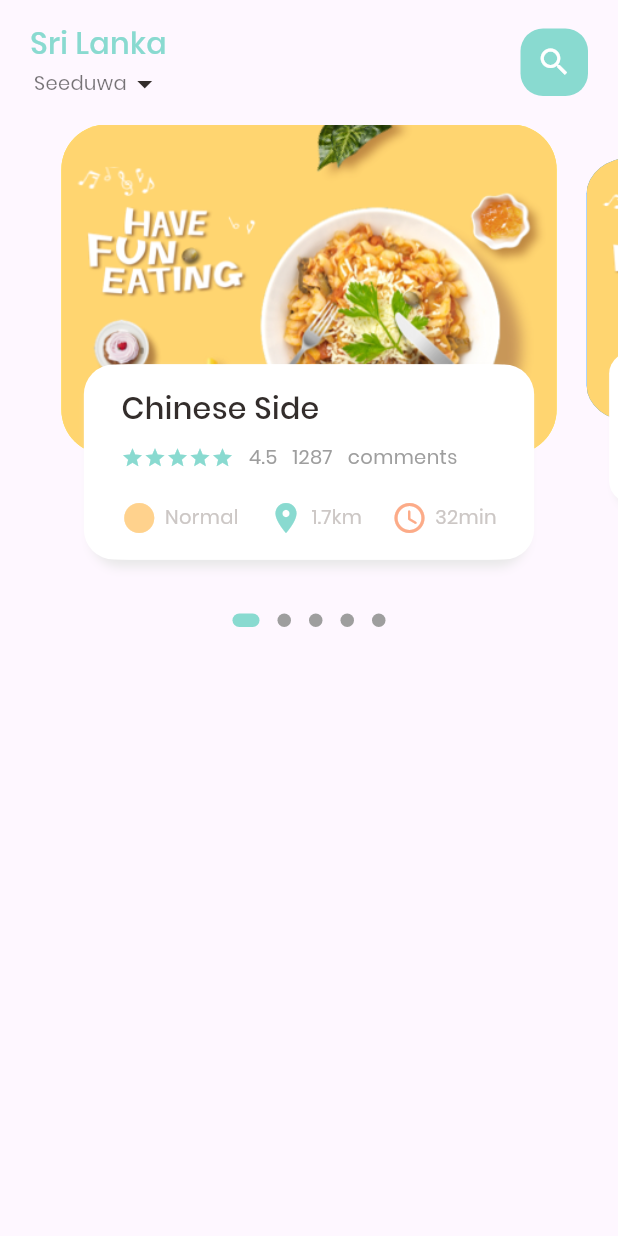
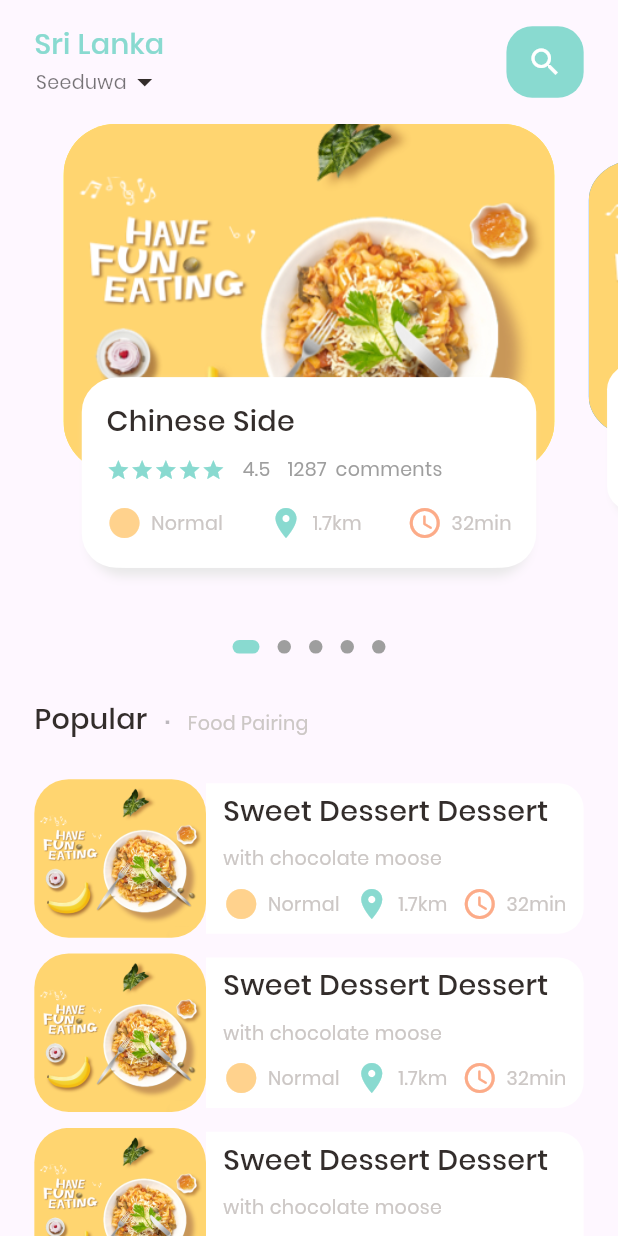
Before and after one commit to Samindu-Denuwan/yummy-Flutter-App, a Flutter app: the screen it shows after launch, on a phone screen of 412 x 824 dp. Run offline on Flutter 3.47's test engine with Material 2 defaults, Android fonts, the phone set to English and light mode, and no system bars; drawn by our look-alikes of dots_indicator; our stand-ins replace flutter_screenutil, get.

Commit message:
Home Page Completed. Add List View Popular Items

```diff
--- a/lib/home/food_page_body.dart
+++ b/lib/home/food_page_body.dart
@@ -1,10 +1,13 @@
+
 import 'package:flutter/material.dart';
+import 'package:flutter_screenutil/flutter_screenutil.dart';
 import 'package:yummy/utils/colors.dart';
 import 'package:yummy/widgets/big_text.dart';
 import 'package:yummy/widgets/icon_and_text-widget.dart';
 import 'package:yummy/widgets/small_text.dart';
 import 'package:dots_indicator/dots_indicator.dart';
 
+import '../utils/dimensions.dart';
 class FoodPageBody extends StatefulWidget {
   const FoodPageBody({Key? key}) : super(key: key);
 
@@ -13,12 +16,10 @@ class FoodPageBody extends StatefulWidget {
 }
 
 class _FoodPageBodyState extends State<FoodPageBody> {
-  PageController pageController = PageController(
-      viewportFraction: 0.85
-  );
+  PageController pageController = PageController(viewportFraction: 0.85);
   var _currPageValue = 0.0;
   double _scaleFactor = 0.8;
-  double _height = 220;
+  double _height = 220.h;
 
   @override
   void initState() {
@@ -39,49 +40,149 @@ class _FoodPageBodyState extends State<FoodPageBody> {
   Widget build(BuildContext context) {
     return Column(
       children: [
+        //Slider Section
         Container(
-          height: 320,
+          height: 320.h,
           child: PageView.builder(
             controller: pageController,
             itemCount: 5,
             itemBuilder: (context, position) {
               return _buildPageItem(position);
-            },),
+            },
           ),
+        ),
+        //Dots Indicator
         DotsIndicator(
           dotsCount: 5,
           position: _currPageValue.round(),
           decorator: DotsDecorator(
             size: const Size.square(9.0),
             activeSize: const Size(18.0, 9.0),
-    activeShape: RoundedRectangleBorder(borderRadius: BorderRadius.circular(5.0)),
+            activeShape: RoundedRectangleBorder(
+                borderRadius: BorderRadius.circular(5.0)),
             activeColor: AppColors.mainColor,
           ),
-    )
+        ),
+        SizedBox(height: 20.h),
+        //Popular Text
+        Container(
+          margin: EdgeInsets.only(left: 20.w),
+          child: Row(
+            crossAxisAlignment: CrossAxisAlignment.end,
+           children: [
+             BigText(text: "Popular"),
+             SizedBox(width: 10.w,),
+            Container(
+              margin: EdgeInsets.only(bottom: 3.h),
+              child: BigText(text: ".", color: Colors.black26,),
+            ),
+             SizedBox(width: 10.w,),
+             Container(
+               margin: EdgeInsets.only(bottom: 3.h),
+               child: SmallText(text: "Food Pairing"),
+             ),
+           ],
+          ),
+        ),
+        SizedBox(height: 20.h),
+        //Popular List
+        ListView.builder(
+          physics:  NeverScrollableScrollPhysics(),
+          shrinkWrap: true,
+          itemCount: 10,
+          itemBuilder: (context, index) {
+            return Container(
+              margin: EdgeInsets.symmetric(horizontal: 20.w, vertical: 5.h),
+              child: Row(
+                children: [
+                  //image Container
+                  Container(
+                    width:100.w,
+                    height:100.h,
+                    decoration: BoxDecoration(
+                        image: const DecorationImage(
+                          fit: BoxFit.cover,
+                            image: AssetImage("assets/image/food0.png")),
+                        borderRadius: BorderRadius.circular(20.w),
+                        color: Colors.white38
+                    ),
+                  ),
+                  //Text Container
+                  Expanded(
+                    child: Container(
+                      height: 95.h,
+                      decoration: BoxDecoration(
+                        borderRadius: BorderRadius.only(
+                            topRight: Radius.circular(15.w),
+                            bottomRight: Radius.circular(15.w)),
+                        color: Colors.white,
+
+
+                      ),
+                      child: Padding(
+                          padding: EdgeInsets.only(left: 10.w, right: 10.w, top: 5.h, bottom: 5.h),
+                          child: Column(
+                            crossAxisAlignment: CrossAxisAlignment.start,
+                            children: [
+                              BigText(text: "Sweet Dessert Dessert"),
+                              SizedBox(height: 10.h,),
+                              SmallText(text: "with chocolate moose"),
+                              SizedBox(height: 10.h,),
+                              const Row(
+                                mainAxisAlignment: MainAxisAlignment.spaceBetween,
+                                children: [
+                                  IconAndTextWidget(
+                                      text: "Normal",
+                                      icon: Icons.circle_sharp,
+                                      iconColor: AppColors.iconColor1),
+                                  IconAndTextWidget(
+                                      text: "1.7km",
+                                      icon: Icons.location_on,
+                                      iconColor: AppColors.mainColor),
+                                  IconAndTextWidget(
+                                      text: "32min",
+                                      icon: Icons.access_time_rounded,
+                                      iconColor: AppColors.iconColor2),
+                                ],
+                              ),
+
+                            ],
+                          ),
+                      ),
+                    ),
+                  ),
+
+                ],
+              ),
+            );
+          },),
       ],
     );
   }
 
-
   Widget _buildPageItem(int index) {
     Matrix4 matrix = Matrix4.identity();
-    if(index == _currPageValue.floor()){
-      var currScale = 1-(_currPageValue-index)*(1-_scaleFactor);
-      var currTrans  = _height*(1-currScale)/2;
-      matrix = Matrix4.diagonal3Values(1, currScale, 1)..setTranslationRaw(0, currTrans, 0);
-    }else if(index == _currPageValue.floor()+1){
-      var currScale = _scaleFactor+(_currPageValue-index+1)*(1-_scaleFactor);
-      var currTrans  = _height*(1-currScale)/2;
-      matrix = Matrix4.diagonal3Values(1, currScale, 1)..setTranslationRaw(0, currTrans, 0);
-
-    }else if(index == _currPageValue.floor()-1){
-      var currScale = 1-(_currPageValue-index)*(1-_scaleFactor);
-      var currTrans  = _height*(1-currScale)/2;
-      matrix = Matrix4.diagonal3Values(1, currScale, 1)..setTranslationRaw(0, currTrans, 0);
-    }else{
+    if (index == _currPageValue.floor()) {
+      var currScale = 1 - (_currPageValue - index) * (1 - _scaleFactor);
+      var currTrans = _height * (1 - currScale) / 2;
+      matrix = Matrix4.diagonal3Values(1, currScale, 1)
+        ..setTranslationRaw(0, currTrans, 0);
+    } else if (index == _currPageValue.floor() + 1) {
+      var currScale =
+          _scaleFactor + (_currPageValue - index + 1) * (1 - _scaleFactor);
+      var currTrans = _height * (1 - currScale) / 2;
+      matrix = Matrix4.diagonal3Values(1, currScale, 1)
+        ..setTranslationRaw(0, currTrans, 0);
+    } else if (index == _currPageValue.floor() - 1) {
+      var currScale = 1 - (_currPageValue - index) * (1 - _scaleFactor);
+      var currTrans = _height * (1 - currScale) / 2;
+      matrix = Matrix4.diagonal3Values(1, currScale, 1)
+        ..setTranslationRaw(0, currTrans, 0);
+    } else {
       var currScale = 0.8;
-      var currTrans  = _height*(1-currScale)/2;
-      matrix = Matrix4.diagonal3Values(1, currScale, 1)..setTranslationRaw(0, currTrans, 0);
+      var currTrans = _height * (1 - currScale) / 2;
+      matrix = Matrix4.diagonal3Values(1, currScale, 1)
+        ..setTranslationRaw(0, currTrans, 0);
     }
 
     return Transform(
@@ -89,95 +190,108 @@ class _FoodPageBodyState extends State<FoodPageBody> {
       child: Stack(
         children: [
           Container(
-            height: 220,
-            margin: const EdgeInsets.only(left: 10, right: 10),
+            height: 220.h,
+            margin: EdgeInsets.only(left: 10.w, right: 10.w),
             decoration: BoxDecoration(
-                borderRadius: BorderRadius.circular(30),
+                borderRadius: BorderRadius.circular(30.w),
                 color: index.isEven ? Colors.yellow : Colors.blue,
                 image: const DecorationImage(
                     fit: BoxFit.cover,
-                    image: AssetImage('assets/image/food0.png'))
-            ),
-
-
+                    image: AssetImage('assets/image/food0.png'))),
           ),
           Align(
             alignment: Alignment.bottomCenter,
             child: Container(
-              height: 130,
-              margin: const EdgeInsets.only(left: 30, right: 30, bottom: 30),
+              height: 120.h,
+              margin: EdgeInsets.only(left: 25.w, right: 25.w, bottom: 40.h),
               decoration: BoxDecoration(
-                  borderRadius: BorderRadius.circular(20),
+                  borderRadius: BorderRadius.circular(20.w),
                   color: Colors.white,
-                  boxShadow: const[
+                  boxShadow: const [
                     BoxShadow(
                       color: Color(0xFFe8e8e8),
-                        offset:  Offset(0, 5),
+                      offset: Offset(0, 5),
                       blurRadius: 5,
-
                     ),
                     BoxShadow(
                       color: Colors.white,
-                      offset:  Offset(-5, 0),
+                      offset: Offset(-5, 0),
                     ),
                     BoxShadow(
                       color: Colors.white,
-                      offset:  Offset(5, 0),
+                      offset: Offset(5, 0),
                     )
-                  ]
-
-              ),
+                  ]),
               child: Container(
-                padding: const EdgeInsets.symmetric(horizontal: 20, vertical: 15),
+                padding: EdgeInsets.symmetric(horizontal: 10.w, vertical: 15.h),
                 child: Column(
                   crossAxisAlignment: CrossAxisAlignment.start,
                   children: [
                     BigText(text: "Chinese Side"),
-                    const SizedBox(height: 10,),
+                    SizedBox(
+                      height: 10.h,
+                    ),
                     Row(
                       children: [
                         Wrap(
-                          children: List.generate(5, (index) =>
-                          const Icon(Icons.star, color: AppColors.mainColor,
-                            size: 15,)),
+                          children: List.generate(
+                              5,
+                              (index) => Icon(
+                                    Icons.star,
+                                    color: AppColors.mainColor,
+                                    size: 15.sp,
+                                  )),
                         ),
-                        const SizedBox(width: 10,),
-                        SmallText(text: "4.5", color: Colors.grey,),
-                        const SizedBox(width: 10,),
-                        SmallText(text: "1287", color: Colors.grey,),
-                        const SizedBox(width: 10,),
-                        SmallText(text: "comments", color: Colors.grey,),
-
+                        SizedBox(
+                          width: 10.w,
+                        ),
+                        SmallText(
+                          text: "4.5",
+                          color: Colors.grey,
+                        ),
+                        SizedBox(
+                          width: 10.w,
+                        ),
+                        SmallText(
+                          text: "1287",
+                          color: Colors.grey,
+                        ),
+                        SizedBox(
+                          width: 5.w,
+                        ),
+                        SmallText(
+                          text: "comments",
+                          color: Colors.grey,
+                        ),
                       ],
                     ),
-                    const SizedBox(height: 20,),
+                    SizedBox(
+                      height: 15.h,
+                    ),
                     const Row(
                       mainAxisAlignment: MainAxisAlignment.spaceBetween,
                       children: [
-                        IconAndTextWidget(text: "Normal",
+                        IconAndTextWidget(
+                            text: "Normal",
                             icon: Icons.circle_sharp,
                             iconColor: AppColors.iconColor1),
-                        IconAndTextWidget(text: "1.7km",
+                        IconAndTextWidget(
+                            text: "1.7km",
                             icon: Icons.location_on,
                             iconColor: AppColors.mainColor),
-                        IconAndTextWidget(text: "32min",
+                        IconAndTextWidget(
+                            text: "32min",
                             icon: Icons.access_time_rounded,
                             iconColor: AppColors.iconColor2),
-
-
                       ],
                     )
-
                   ],
                 ),
               ),
-
-
             ),
           ),
         ],
       ),
     );
   }
-
 }
--- a/lib/home/main_food_page.dart
+++ b/lib/home/main_food_page.dart
@@ -1,5 +1,6 @@
 import 'package:flutter/material.dart';
 import 'package:flutter/services.dart';
+import 'package:flutter_screenutil/flutter_screenutil.dart';
 import 'package:yummy/home/food_page_body.dart';
 import 'package:yummy/utils/colors.dart';
 import 'package:yummy/widgets/big_text.dart';
@@ -31,8 +32,8 @@ class _MainFoodPageState extends State<MainFoodPage> {
         children: [
           Container(
             child: Container(
-              margin: const EdgeInsets.only(top:15, bottom: 15),
-              padding: const EdgeInsets.symmetric(horizontal: 20),
+              margin:  EdgeInsets.only(top:15.h, bottom: 15.h),
+              padding:  EdgeInsets.symmetric(horizontal: 20.w),
               child: Row(
                 mainAxisAlignment: MainAxisAlignment.spaceBetween,
                 children: [
@@ -50,10 +51,10 @@ class _MainFoodPageState extends State<MainFoodPage> {
                   ),
                   Center(
                     child: Container(
-                      width: 45,
-                      height: 45,
+                      width: 45.w,
+                      height: 45.h,
                       decoration: BoxDecoration(
-                          borderRadius: BorderRadius.circular(15),
+                          borderRadius: BorderRadius.circular(15.w),
                           color: AppColors.mainColor),
                       child: const Icon(Icons.search, color: Colors.white,),
                     ),
@@ -62,7 +63,10 @@ class _MainFoodPageState extends State<MainFoodPage> {
               ),
             ),
           ),
-          FoodPageBody()
+          Expanded(
+              child: SingleChildScrollView(
+                child: FoodPageBody(),
+              ))
         ],
       ),
     );
--- a/lib/main.dart
+++ b/lib/main.dart
@@ -1,5 +1,7 @@
 import 'package:flutter/material.dart';
+import 'package:get/get.dart';
 import 'package:yummy/home/main_food_page.dart';
+import 'package:flutter_screenutil/flutter_screenutil.dart';
 
 void main() {
   runApp(const MyApp());
@@ -11,7 +13,12 @@ class MyApp extends StatelessWidget {
   // This widget is the root of your application.
   @override
   Widget build(BuildContext context) {
-    return MaterialApp(
+    return ScreenUtilInit(
+      designSize: const Size(360, 780),
+      minTextAdapt: true,
+      splitScreenMode: true,
+      builder: (context, child) {
+      return GetMaterialApp(
         debugShowCheckedModeBanner: false,
         title: 'Flutter Demo',
         theme: ThemeData(
@@ -21,5 +28,6 @@ class MyApp extends StatelessWidget {
         ),
         home: MainFoodPage(),
       );
+    },);
   }
 }
--- /dev/null
+++ b/lib/utils/dimensions.dart
@@ -0,0 +1,11 @@
+import 'package:get/get.dart';
+class Dimentions{
+  static double screenHeight = Get.context!.height;
+  static double screenWidth = Get.context!.width;
+
+
+  //List View Size
+  static double listViewImgSize = screenWidth/3.25;
+  static double listViewTextContSize = screenWidth/3.6;
+
+}
--- a/lib/widgets/big_text.dart
+++ b/lib/widgets/big_text.dart
@@ -1,4 +1,5 @@
 import 'package:flutter/material.dart';
+import 'package:flutter_screenutil/flutter_screenutil.dart';
 
 class BigText extends StatelessWidget {
   final String text;
@@ -8,7 +9,7 @@ class BigText extends StatelessWidget {
    BigText({Key? key,
     required this.text,
      this.color = const Color(0xFF332d2b),
-     this.size = 20,
+     this.size = 18,
      this.overflow = TextOverflow.ellipsis}) : super(key: key);
 
   @override
@@ -18,7 +19,7 @@ class BigText extends StatelessWidget {
       maxLines: 1,
       overflow: overflow,
       style: TextStyle(
-        fontSize: size,
+        fontSize: size.sp,
         color: color,
         fontFamily: 'Poppins',
         fontWeight: FontWeight.w500
--- a/lib/widgets/icon_and_text-widget.dart
+++ b/lib/widgets/icon_and_text-widget.dart
@@ -1,4 +1,5 @@
 import 'package:flutter/material.dart';
+import 'package:flutter_screenutil/flutter_screenutil.dart';
 import 'package:yummy/widgets/small_text.dart';
 
 class IconAndTextWidget extends StatelessWidget {
@@ -17,7 +18,7 @@ class IconAndTextWidget extends StatelessWidget {
     return  Row(
       children: [
          Icon(icon, color: iconColor,),
-        const SizedBox(width: 5,),
+         SizedBox(width: 5.w,),
         SmallText(text: text)
       ],
     );
--- a/lib/widgets/small_text.dart
+++ b/lib/widgets/small_text.dart
@@ -1,4 +1,5 @@
 import 'package:flutter/material.dart';
+import 'package:flutter_screenutil/flutter_screenutil.dart';
 
 class SmallText extends StatelessWidget {
   final String text;
@@ -8,7 +9,7 @@ class SmallText extends StatelessWidget {
   SmallText({Key? key,
     required this.text,
     this.color = const Color(0xFFccc7c5),
-    this.size = 13,
+    this.size = 12,
     this.height= 1.2,
     }) : super(key: key);
 
@@ -17,7 +18,7 @@ class SmallText extends StatelessWidget {
     return Text(
       text,
       style: TextStyle(
-          fontSize: size,
+          fontSize: size.sp,
           color: color,
           fontFamily: 'Poppins',
           fontWeight: FontWeight.normal,
--- a/pubspec.yaml
+++ b/pubspec.yaml
@@ -37,6 +37,7 @@ dependencies:
   cupertino_icons: ^1.0.2
   get: ^4.6.5
   dots_indicator: ^3.0.0
+  flutter_screenutil: ^5.8.2
 
 dev_dependencies:
   flutter_test:
```
Also changed, not shown: pubspec.lock. Lines whose indentation alone changed are shown as unchanged.
